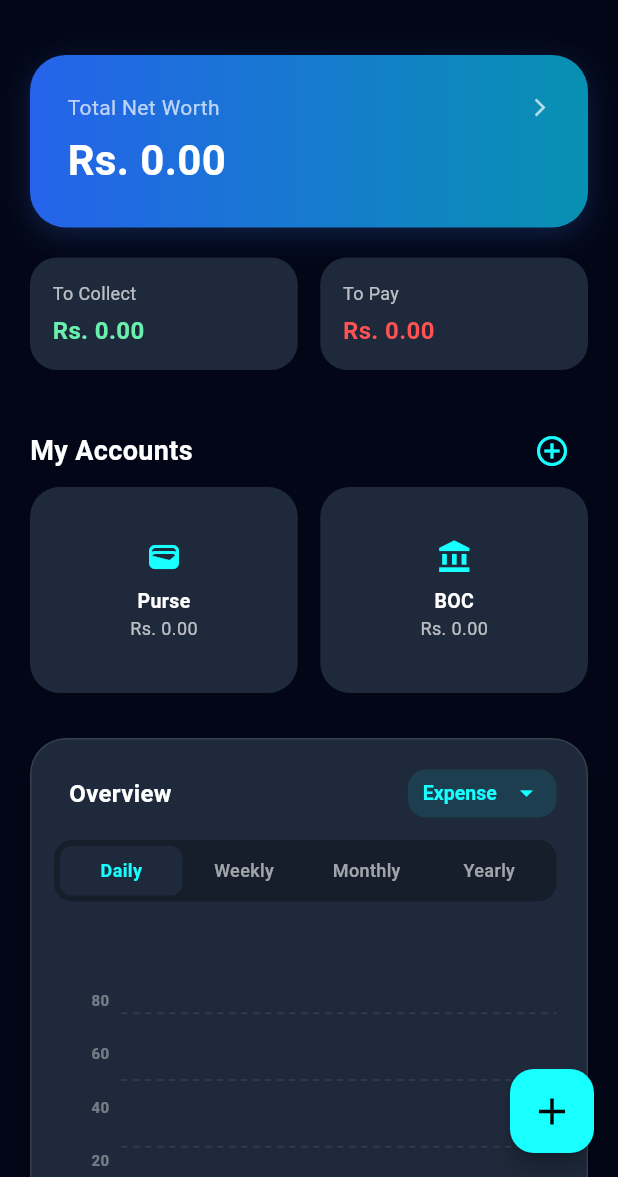
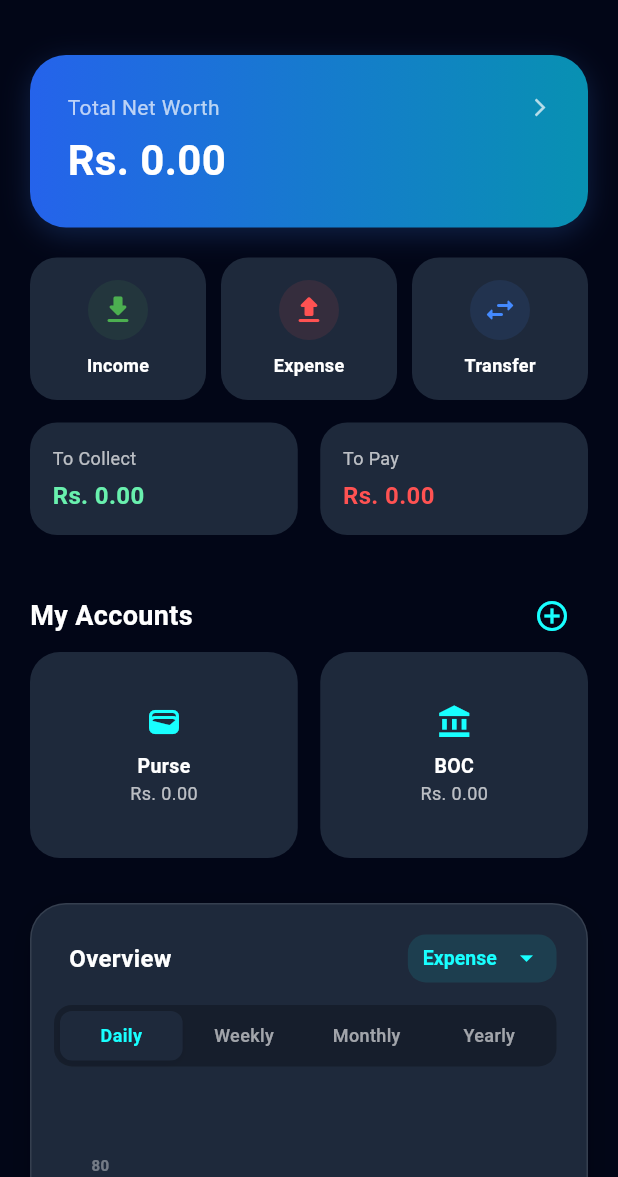
Before and after one commit to adeesha5624/Coffer, a Flutter app: the DashboardScreen screen opened directly with empty values, on a phone screen of 412 x 824 dp, the part 59-1236 px from its top. Run offline on Flutter 3.47's test engine with Material 3 defaults, Android fonts, the light colour scheme and no system bars; drawn by our look-alikes of fl_chart; our stand-ins replace firebase_auth, firebase_core, google_sign_in, pdf, printing, shared_preferences and 2 more; accounts and stored records are empty; generated files the repository leaves out were written again.

Commit message:
change home c\screen

```diff
--- a/lib/add_transaction_screen.dart
+++ b/lib/add_transaction_screen.dart
@@ -3,7 +3,8 @@ import 'package:flutter/material.dart';
 import 'database_helper.dart';
 
 class AddTransactionScreen extends StatefulWidget {
-  const AddTransactionScreen({super.key});
+  final String initialType;
+  const AddTransactionScreen({super.key, this.initialType = 'Expense'});
 
   @override
   State<AddTransactionScreen> createState() => _AddTransactionScreenState();
@@ -40,6 +41,7 @@ class _AddTransactionScreenState extends State<AddTransactionScreen> {
   @override
   void initState() {
     super.initState();
+    _selectedType = widget.initialType;
     _loadAccounts();
   }
 
--- a/lib/dashboard_screen.dart
+++ b/lib/dashboard_screen.dart
@@ -394,6 +394,26 @@ class _DashboardScreenState extends State<DashboardScreen> {
 
               Row(
                 children: [
+                  _buildActionCard("Income", Icons.download_rounded, Colors.green, () async {
+                    await Navigator.push(context, MaterialPageRoute(builder: (context) => const AddTransactionScreen(initialType: 'Income')));
+                    _refreshData();
+                  }),
+                  SizedBox(width: 10),
+                  _buildActionCard("Expense", Icons.upload_rounded, Colors.redAccent, () async {
+                    await Navigator.push(context, MaterialPageRoute(builder: (context) => const AddTransactionScreen(initialType: 'Expense')));
+                    _refreshData();
+                  }),
+                  SizedBox(width: 10),
+                  _buildActionCard("Transfer", Icons.swap_horiz_rounded, Colors.blueAccent, () async {
+                    await Navigator.push(context, MaterialPageRoute(builder: (context) => const AddTransactionScreen(initialType: 'Transfer')));
+                    _refreshData();
+                  }),
+                ],
+              ),
+              SizedBox(height: 15),
+
+              Row(
+                children: [
                   _buildDebtCard(
                     "To Collect",
                     _toCollect,
@@ -432,27 +452,6 @@ class _DashboardScreenState extends State<DashboardScreen> {
               SizedBox(height: 100),
             ],
           ),
-        ),
-      ),
-      floatingActionButton: FloatingActionButton(
-        onPressed: () async {
-          await Navigator.push(
-            context,
-            MaterialPageRoute(
-              builder: (context) => AddTransactionScreen(),
-            ),
-          );
-          _refreshData();
-        },
-        backgroundColor: Theme.of(context).brightness == Brightness.dark
-            ? Colors.cyanAccent
-            : Colors.indigoAccent,
-        child: Icon(
-          Icons.add,
-          color: Theme.of(context).brightness == Brightness.dark
-              ? Colors.black
-              : Colors.white,
-          size: 30,
         ),
       ),
     );
@@ -807,6 +806,59 @@ class _DashboardScreenState extends State<DashboardScreen> {
     );
   }
 
+  Widget _buildActionCard(
+    String title,
+    IconData icon,
+    Color color,
+    VoidCallback onTap,
+  ) {
+    bool isDark = Theme.of(context).brightness == Brightness.dark;
+    return Expanded(
+      child: InkWell(
+        onTap: onTap,
+        borderRadius: BorderRadius.circular(18),
+        child: Container(
+          padding: const EdgeInsets.symmetric(vertical: 15, horizontal: 10),
+          decoration: BoxDecoration(
+            color: Theme.of(context).cardColor,
+            borderRadius: BorderRadius.circular(18),
+            border: isDark ? null : Border.all(color: Colors.black26, width: 1),
+            boxShadow: [
+              if (!isDark)
+                BoxShadow(
+                  color: Colors.grey.withValues(alpha: 0.1),
+                  spreadRadius: 1,
+                  blurRadius: 5,
+                ),
+            ],
+          ),
+          child: Column(
+            mainAxisAlignment: MainAxisAlignment.center,
+            children: [
+              Container(
+                padding: const EdgeInsets.all(8),
+                decoration: BoxDecoration(
+                  color: color.withValues(alpha: 0.1),
+                  shape: BoxShape.circle,
+                ),
+                child: Icon(icon, color: color, size: 24),
+              ),
+              SizedBox(height: 8),
+              Text(
+                title,
+                style: TextStyle(
+                  color: isDark ? Colors.white : Colors.black87,
+                  fontSize: 12,
+                  fontWeight: FontWeight.w600,
+                ),
+              ),
+            ],
+          ),
+        ),
+      ),
+    );
+  }
+
   Widget _buildAccountHeader(Color textColor) {
     return Row(
       mainAxisAlignment: MainAxisAlignment.spaceBetween,
```
Also changed, not shown: 1 other file.
